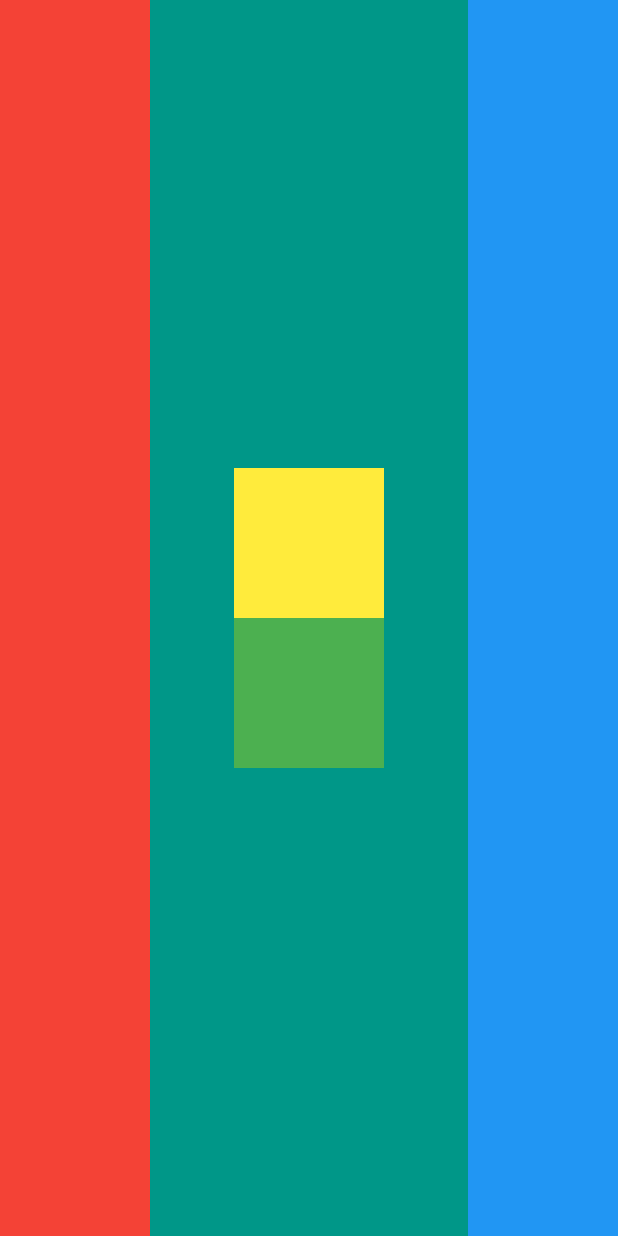
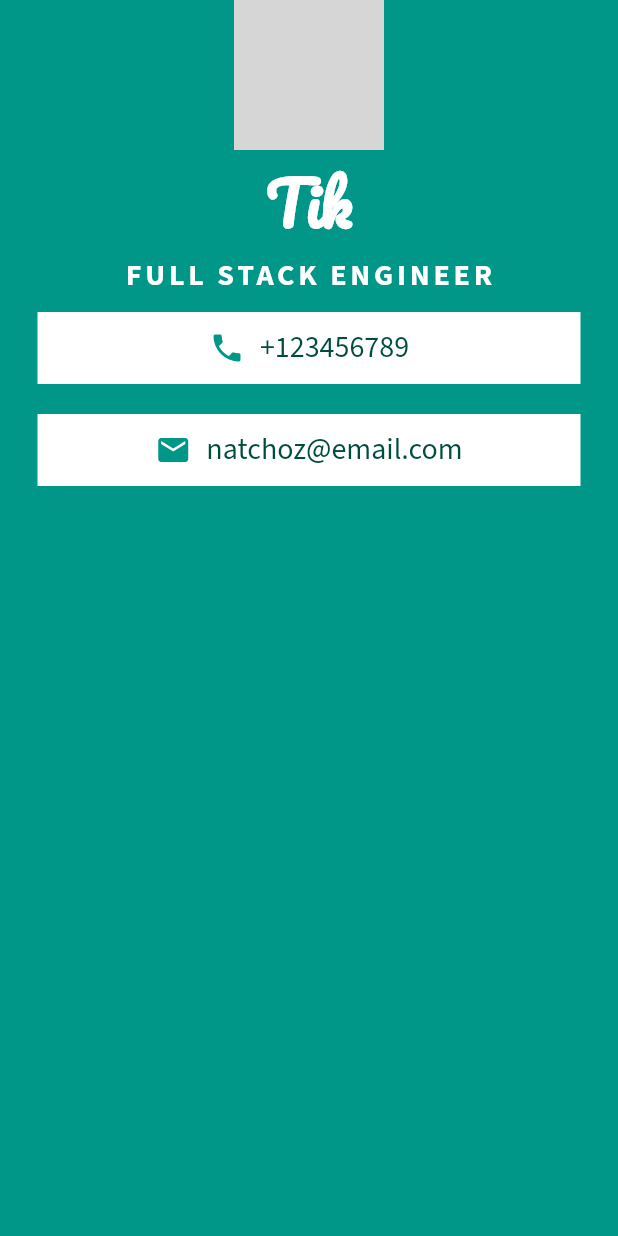
Before and after one commit to natchoz/flutter-bootcamp-angela, a Flutter app: the screen it shows after launch, on a phone screen of 412 x 824 dp. Run offline on Flutter 3.47's test engine with Material 2 defaults, Android fonts, the phone set to English and light mode, and no system bars; grey boxes are pictures that could not be loaded.

Commit message:
37 - Adding material icons with the icon widget

```diff
--- a/06_mi_card/lib/main.dart
+++ b/06_mi_card/lib/main.dart
@@ -11,39 +11,79 @@ class MyApp extends StatelessWidget {
       home: Scaffold(
         backgroundColor: Colors.teal,
         body: SafeArea(
-          child: Row(
-            mainAxisAlignment: MainAxisAlignment.spaceBetween,
-            crossAxisAlignment: CrossAxisAlignment.stretch,
+          child: Column(
             children: <Widget>[
-              Container(
-                // height: 1,
-                width: 100.0,
-                color: Colors.red,
-                // child: Text('Hello'),
+              CircleAvatar(
+                radius: 50,
+                backgroundImage: AssetImage('images/tik.png'),
               ),
-              Column(
-                mainAxisAlignment: MainAxisAlignment.center,
-                children: <Widget>[
-                  Container(
-                    height: 100.0,
-                    width: 100.0,
-                    color: Colors.yellow,
-                    // child: Text('Hello'),
-                  ),
-                  Container(
-                    height: 100.0,
-                    width: 100.0,
-                    color: Colors.green,
-                    // child: Text('Hello'),
-                  ),
-                ],
+              Text(
+                'Tik',
+                style: TextStyle(
+                  fontFamily: 'Pacifico',
+                  fontSize: 40,
+                  fontWeight: FontWeight.bold,
+                  color: Colors.white,
+                ),
+              ),
+              Text(
+                'FULL STACK ENGINEER',
+                style: TextStyle(
+                  fontFamily: 'Source Sans Pro',
+                  fontSize: 20,
+                  fontWeight: FontWeight.bold,
+                  letterSpacing: 2.5,
+                  color: Colors.white,
+                ),
               ),
               Container(
-                // height: 100.0,
-                width: 100.0,
-                color: Colors.blue,
-                // child: Text('Hello'),
-              ),
+                  color: Colors.white,
+                  margin: EdgeInsets.symmetric(vertical: 10, horizontal: 25),
+                  padding: EdgeInsets.all(10),
+                  child: Row(
+                    mainAxisAlignment: MainAxisAlignment.center,
+                    children: <Widget>[
+                      Icon(
+                        Icons.phone,
+                        color: Colors.teal,
+                      ),
+                      SizedBox(
+                        width: 10,
+                      ),
+                      Text(
+                        '+123456789',
+                        style: TextStyle(
+                          color: Colors.teal[900],
+                          fontFamily: 'Source Sans Pro',
+                          fontSize: 20,
+                        ),
+                      ),
+                    ],
+                  )),
+              Container(
+                  color: Colors.white,
+                  margin: EdgeInsets.symmetric(vertical: 10, horizontal: 25),
+                  padding: EdgeInsets.all(10),
+                  child: Row(
+                    mainAxisAlignment: MainAxisAlignment.center,
+                    children: <Widget>[
+                      Icon(
+                        Icons.email,
+                        color: Colors.teal,
+                      ),
+                      SizedBox(
+                        width: 10,
+                      ),
+                      Text(
+                        'natchoz@email.com',
+                        style: TextStyle(
+                          color: Colors.teal[900],
+                          fontFamily: 'Source Sans Pro',
+                          fontSize: 20,
+                        ),
+                      ),
+                    ],
+                  )),
             ],
           ),
         ),
```
Also changed, not shown: 06_mi_card/pubspec.yaml (+5 -2 lines).
